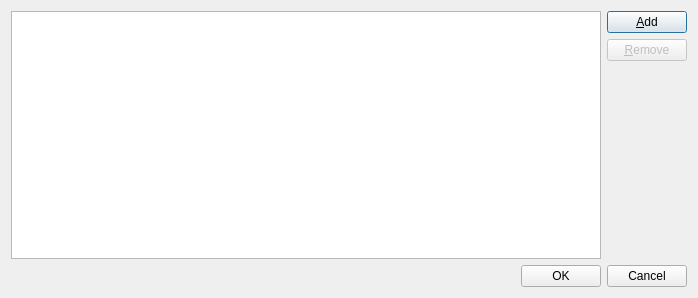
slopjong/MediaSpy, file src/ui/collectiondialog.ui: the form before one commit.
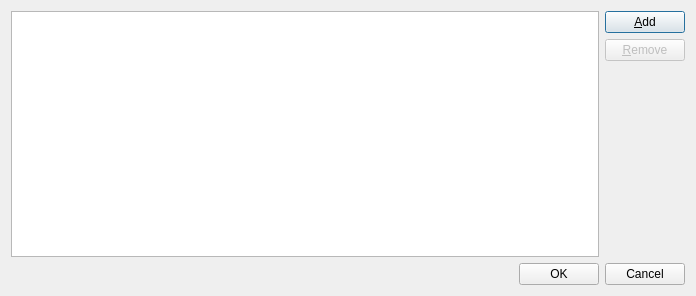
The form after the commit.

Diff of the .ui file:
```diff
--- a/src/ui/collectiondialog.ui
+++ b/src/ui/collectiondialog.ui
@@ -6,8 +6,8 @@
    <rect>
     <x>0</x>
     <y>0</y>
-    <width>698</width>
-    <height>298</height>
+    <width>696</width>
+    <height>296</height>
    </rect>
   </property>
   <property name="windowTitle">
```
Left out of the diff: 4 changed lines with no effect on the pictures.
